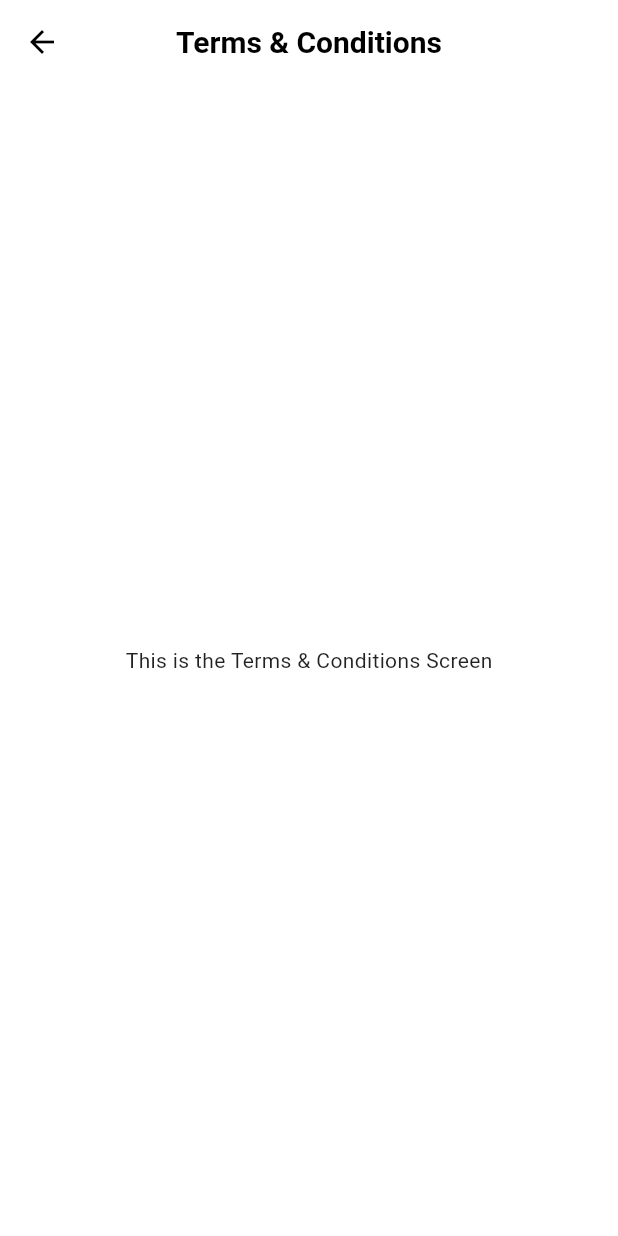
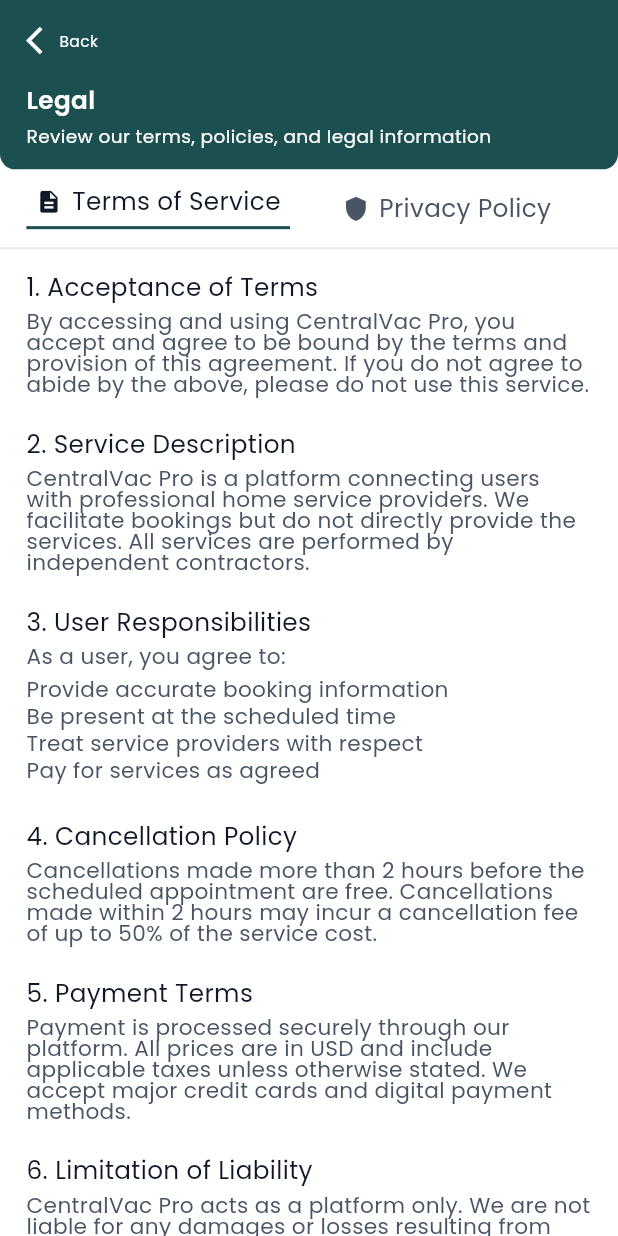
Before and after one commit to nuhan021/aryegrunzweig, a Flutter app: the TermsConditionsScreen screen opened by its route, on a phone screen of 412 x 824 dp. Run offline on Flutter 3.47's test engine with Material 3 defaults, Android fonts, the phone set to English and light mode, and no system bars; our stand-ins replace cached_network_image, carousel_slider, country_code_picker, flutter_otp_text_field, flutter_screenutil, get and 7 more; accounts and stored records are empty.

Commit message:
terms and privacy page added

```diff
--- /dev/null
+++ b/lib/features/profile/terms_conditions/controllers/terms_privacy_controller.dart
@@ -0,0 +1,122 @@
+import 'package:get/get.dart';
+import '../models/legal_models.dart';
+
+class TermsPrivacyController extends GetxController {
+  var selectedTab = 0.obs; // 0 = Terms, 1 = Privacy
+  var termsContent = <TermsSection>[].obs;
+  var privacyContent = <PrivacySection>[].obs;
+
+  @override
+  void onInit() {
+    super.onInit();
+    _loadTermsContent();
+    _loadPrivacyContent();
+  }
+
+  void selectTab(int tabIndex) {
+    selectedTab.value = tabIndex;
+  }
+
+  void _loadTermsContent() {
+    termsContent.addAll([
+      TermsSection(
+        number: 1,
+        title: 'Acceptance of Terms',
+        content:
+            'By accessing and using CentralVac Pro, you accept and agree to be bound by the terms and provision of this agreement. If you do not agree to abide by the above, please do not use this service.',
+      ),
+      TermsSection(
+        number: 2,
+        title: 'Service Description',
+        content:
+            'CentralVac Pro is a platform connecting users with professional home service providers. We facilitate bookings but do not directly provide the services. All services are performed by independent contractors.',
+      ),
+      TermsSection(
+        number: 3,
+        title: 'User Responsibilities',
+        content: 'As a user, you agree to:',
+        bulletPoints: [
+          'Provide accurate booking information',
+          'Be present at the scheduled time',
+          'Treat service providers with respect',
+          'Pay for services as agreed',
+        ],
+      ),
+      TermsSection(
+        number: 4,
+        title: 'Cancellation Policy',
+        content:
+            'Cancellations made more than 2 hours before the scheduled appointment are free. Cancellations made within 2 hours may incur a cancellation fee of up to 50% of the service cost.',
+      ),
+      TermsSection(
+        number: 5,
+        title: 'Payment Terms',
+        content:
+            'Payment is processed securely through our platform. All prices are in USD and include applicable taxes unless otherwise stated. We accept major credit cards and digital payment methods.',
+      ),
+      TermsSection(
+        number: 6,
+        title: 'Limitation of Liability',
+        content:
+            'CentralVac Pro acts as a platform only. We are not liable for any damages or losses resulting from services provided by third-party contractors. All service providers carry their own insurance.',
+      ),
+    ]);
+  }
+
+  void _loadPrivacyContent() {
+    privacyContent.addAll([
+      PrivacySection(
+        number: 1,
+        title: 'Information We Collect',
+        content:
+            'We collect information that you provide directly to us, including:',
+        bulletPoints: [
+          'Name, email address, and phone number',
+          'Service addresses and location data',
+          'Payment information (securely processed)',
+          'Service preferences and history',
+        ],
+      ),
+      PrivacySection(
+        number: 2,
+        title: 'How We Use Your Information',
+        content: 'Your information is used to:',
+        bulletPoints: [
+          'Facilitate service bookings and communications',
+          'Process payments and send receipts',
+          'Improve our services and user experience',
+          'Send important updates and notifications',
+        ],
+      ),
+      PrivacySection(
+        number: 3,
+        title: 'Data Sharing',
+        content:
+            'We share your information only with service providers you book, payment processors, and as required by law. We never sell your personal information to third parties.',
+      ),
+      PrivacySection(
+        number: 4,
+        title: 'Data Security',
+        content:
+            'We use industry-standard encryption and security measures to protect your data. Payment information is processed through PCI-compliant payment processors and is never stored on our servers.',
+      ),
+      PrivacySection(
+        number: 5,
+        title: 'Your Rights',
+        content: 'You have the right to:',
+        bulletPoints: [
+          'Access your personal data',
+          'Correct inaccurate information',
+          'Request deletion of your data',
+          'Opt-out of marketing communications',
+        ],
+      ),
+      PrivacySection(
+        number: 6,
+        title: 'Contact Us',
+        content:
+            'For privacy-related questions or to exercise your rights, contact us at privacy@centralvacpro.com or call +1 (800) 123-4567.',
+      ),
+    ]);
+  }
+}
--- /dev/null
+++ b/lib/features/profile/terms_conditions/models/legal_models.dart
@@ -0,0 +1,27 @@
+class TermsSection {
+  final int number;
+  final String title;
+  final String content;
+  final List<String>? bulletPoints;
+
+  TermsSection({
+    required this.number,
+    required this.title,
+    required this.content,
+    this.bulletPoints,
+  });
+}
+
+class PrivacySection {
+  final int number;
+  final String title;
+  final String content;
+  final List<String>? bulletPoints;
+
+  PrivacySection({
+    required this.number,
+    required this.title,
+    required this.content,
+    this.bulletPoints,
+  });
+}
--- a/lib/features/profile/terms_conditions/views/screens/terms_conditions_screen.dart
+++ b/lib/features/profile/terms_conditions/views/screens/terms_conditions_screen.dart
@@ -1,13 +1,126 @@
+import 'package:aryegrunzweig/core/common/widgets/custom_app_bar.dart';
 import 'package:flutter/material.dart';
+import 'package:flutter_screenutil/flutter_screenutil.dart';
+import 'package:get/get.dart';
+import '../../controllers/terms_privacy_controller.dart';
+import '../../widgets/legal_tab_bar.dart';
+import '../../widgets/legal_section.dart';
 
 class TermsConditionsScreen extends StatelessWidget {
   const TermsConditionsScreen({super.key});
 
   @override
   Widget build(BuildContext context) {
+    final controller = Get.put(TermsPrivacyController());
+
     return Scaffold(
-      appBar: AppBar(title: const Text('Terms & Conditions')),
-      body: const Center(child: Text('This is the Terms & Conditions Screen')),
+      backgroundColor: Colors.white,
+      // appBar: AppBar(
+      //   title: Column(
+      //     crossAxisAlignment: CrossAxisAlignment.start,
+      //     children: [
+      //       Text(
+      //         'Legal',
+      //         style: getTextStyle(
+      //           color: Colors.white,
+      //           fontSize: 16.sp,
+      //           fontWeight: FontWeight.w600,
+      //         ),
+      //       ),
+      //       Text(
+      //         'Review our terms, policies, and legal information',
+      //         style: getTextStyle(
+      //           color: Colors.white,
+      //           fontSize: 12.sp,
+      //           fontWeight: FontWeight.w400,
+      //         ),
+      //       ),
+      //     ],
+      //   ),
+      //   backgroundColor: AppColors.primary,
+      //   elevation: 0,
+      //   automaticallyImplyLeading: true,
+      // ),
+      body: SafeArea(
+        child: Column(
+          children: [
+            CustomAppBar(
+              title: 'Legal',
+              subtitle: 'Review our terms, policies, and legal information',
+            ),
+            Expanded(
+              child: Column(
+                children: [
+                  // Tab Bar
+                  Obx(
+                    () => LegalTabBar(
+                      selectedIndex: controller.selectedTab.value,
+                      onTabChanged: controller.selectTab,
+                    ),
+                  ),
+
+                  // Content Area
+                  Expanded(
+                    child: Obx(
+                      () => SingleChildScrollView(
+                        child: Padding(
+                          padding: EdgeInsets.all(16.w),
+                          child: Column(
+                            crossAxisAlignment: CrossAxisAlignment.start,
+                            children: [
+                              if (controller.selectedTab.value == 0)
+                                Column(
+                                  crossAxisAlignment: CrossAxisAlignment.start,
+                                  children: List.generate(
+                                    controller.termsContent.length,
+                                    (index) {
+                                      final section =
+                                          controller.termsContent[index];
+                                      return Padding(
+                                        padding: EdgeInsets.only(bottom: 24.h),
+                                        child: LegalSection(
+                                          number: section.number,
+                                          title: section.title,
+                                          content: section.content,
+                                          bulletPoints: section.bulletPoints,
+                                        ),
+                                      );
+                                    },
+                                  ),
+                                )
+                              else
+                                Column(
+                                  crossAxisAlignment: CrossAxisAlignment.start,
+                                  children: List.generate(
+                                    controller.privacyContent.length,
+                                    (index) {
+                                      final section =
+                                          controller.privacyContent[index];
+                                      return Padding(
+                                        padding: EdgeInsets.only(bottom: 24.h),
+                                        child: LegalSection(
+                                          number: section.number,
+                                          title: section.title,
+                                          content: section.content,
+                                          bulletPoints: section.bulletPoints,
+                                        ),
+                                      );
+                                    },
+                                  ),
+                                ),
+                              SizedBox(height: 32.h),
+                            ],
+                          ),
+                        ),
+                      ),
+                    ),
+                  ),
+                ],
+              ),
+            ),
+          ],
+        ),
+      ),
     );
   }
 }
--- /dev/null
+++ b/lib/features/profile/terms_conditions/widgets/legal_section.dart
@@ -0,0 +1,69 @@
+import 'package:flutter/material.dart';
+import 'package:flutter_screenutil/flutter_screenutil.dart';
+import 'package:aryegrunzweig/core/common/styles/global_text_style.dart';
+
+class LegalSection extends StatelessWidget {
+  final int number;
+  final String title;
+  final String content;
+  final List<String>? bulletPoints;
+
+  const LegalSection({
+    super.key,
+    required this.number,
+    required this.title,
+    required this.content,
+    this.bulletPoints,
+  });
+
+  @override
+  Widget build(BuildContext context) {
+    return Column(
+      crossAxisAlignment: CrossAxisAlignment.start,
+      children: [
+        // Title with number
+        Text(
+          '$number. $title',
+          style: getTextStyle(
+            fontSize: 16.sp,
+            fontWeight: FontWeight.w400,
+            color: const Color(0xFF101727),
+          ),
+        ),
+        SizedBox(height: 8.h),
+
+        // Content text
+        Text(
+          content,
+          style: getTextStyle(
+            fontSize: 14.sp,
+            fontWeight: FontWeight.w400,
+            color: const Color(0xFF495565),
+          ),
+        ),
+
+        // Bullet points if available
+        if (bulletPoints != null && bulletPoints!.isNotEmpty) ...[
+          SizedBox(height: 8.h),
+          Column(
+            crossAxisAlignment: CrossAxisAlignment.start,
+            children: List.generate(
+              bulletPoints!.length,
+              (index) => Padding(
+                padding: EdgeInsets.only(bottom: 4.h),
+                child: Text(
+                  bulletPoints![index],
+                  style: getTextStyle(
+                    fontSize: 14.sp,
+                    fontWeight: FontWeight.w400,
+                    color: const Color(0xFF495565),
+                  ),
+                ),
+              ),
+            ),
+          ),
+        ],
+      ],
+    );
+  }
+}
--- /dev/null
+++ b/lib/features/profile/terms_conditions/widgets/legal_tab_bar.dart
@@ -0,0 +1,116 @@
+import 'package:flutter/material.dart';
+import 'package:flutter_screenutil/flutter_screenutil.dart';
+import 'package:aryegrunzweig/core/common/styles/global_text_style.dart';
+
+class LegalTabBar extends StatelessWidget {
+  final int selectedIndex;
+  final Function(int) onTabChanged;
+
+  const LegalTabBar({
+    super.key,
+    required this.selectedIndex,
+    required this.onTabChanged,
+  });
+
+  @override
+  Widget build(BuildContext context) {
+    return Container(
+      width: double.infinity,
+      padding: EdgeInsets.symmetric(horizontal: 16.w, vertical: 12.h),
+      decoration: BoxDecoration(
+        border: Border(
+          bottom: BorderSide(color: const Color(0xFFE5E7EB), width: 1),
+        ),
+      ),
+      child: SingleChildScrollView(
+        scrollDirection: Axis.horizontal,
+        child: Row(
+          children: [
+            // Terms of Service Tab
+            GestureDetector(
+              onTap: () => onTabChanged(0),
+              child: Column(
+                mainAxisSize: MainAxisSize.min,
+                children: [
+                  Row(
+                    mainAxisSize: MainAxisSize.min,
+                    children: [
+                      Icon(
+                        Icons.description,
+                        size: 16.w,
+                        color: selectedIndex == 0
+                            ? const Color(0xFF101727)
+                            : const Color(0xFF495565),
+                      ),
+                      SizedBox(width: 6.w),
+                      Text(
+                        'Terms of Service',
+                        style: getTextStyle(
+                          fontSize: 16.sp,
+                          fontWeight: FontWeight.w400,
+                          color: selectedIndex == 0
+                              ? const Color(0xFF101727)
+                              : const Color(0xFF495565),
+                        ),
+                      ),
+                    ],
+                  ),
+                  if (selectedIndex == 0) ...[
+                    SizedBox(height: 8.h),
+                    Container(
+                      width: 160.w,
+                      height: 2,
+                      color: const Color(0xFF1C4F50),
+                    ),
+                  ],
+                ],
+              ),
+            ),
+            SizedBox(width: 32.w),
+
+            // Privacy Policy Tab
+            GestureDetector(
+              onTap: () => onTabChanged(1),
+              child: Column(
+                mainAxisSize: MainAxisSize.min,
+                children: [
+                  Row(
+                    mainAxisSize: MainAxisSize.min,
+                    children: [
+                      Icon(
+                        Icons.shield,
+                        size: 16.w,
+                        color: selectedIndex == 1
+                            ? const Color(0xFF101727)
+                            : const Color(0xFF495565),
+                      ),
+                      SizedBox(width: 6.w),
+                      Text(
+                        'Privacy Policy',
+                        style: getTextStyle(
+                          fontSize: 16.sp,
+                          fontWeight: FontWeight.w400,
+                          color: selectedIndex == 1
+                              ? const Color(0xFF101727)
+                              : const Color(0xFF495565),
+                        ),
+                      ),
+                    ],
+                  ),
+                  if (selectedIndex == 1) ...[
+                    SizedBox(height: 8.h),
+                    Container(
+                      width: 140.w,
+                      height: 2,
+                      color: const Color(0xFF1C4F50),
+                    ),
+                  ],
+                ],
+              ),
+            ),
+          ],
+        ),
+      ),
+    );
+  }
+}
```
